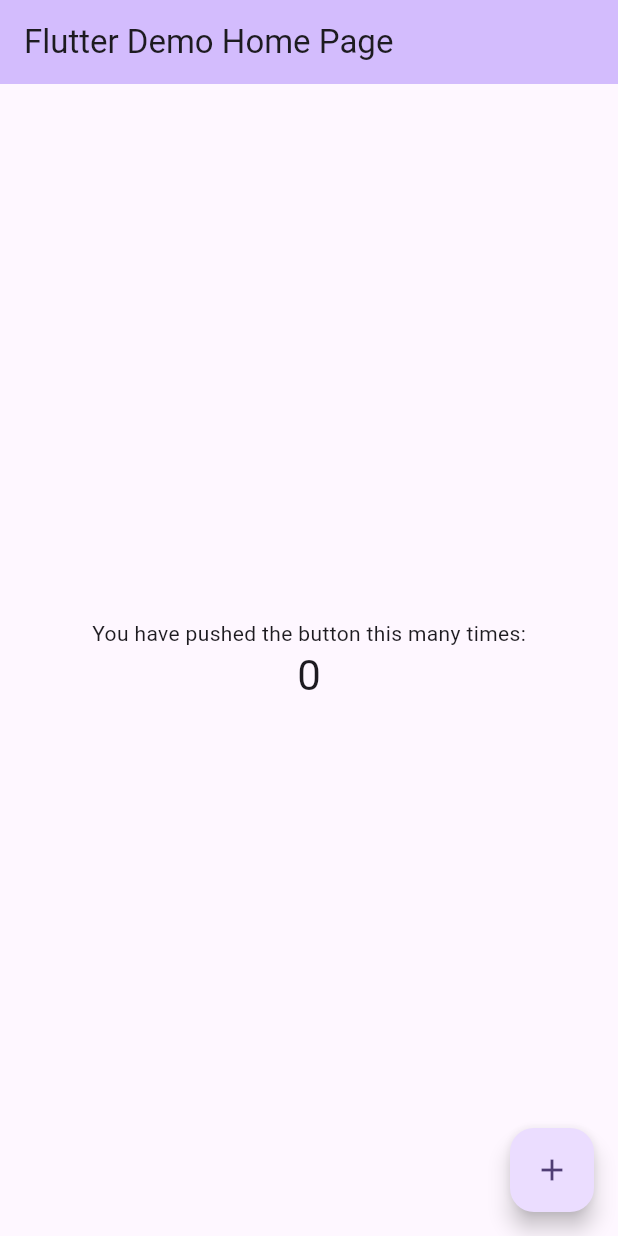
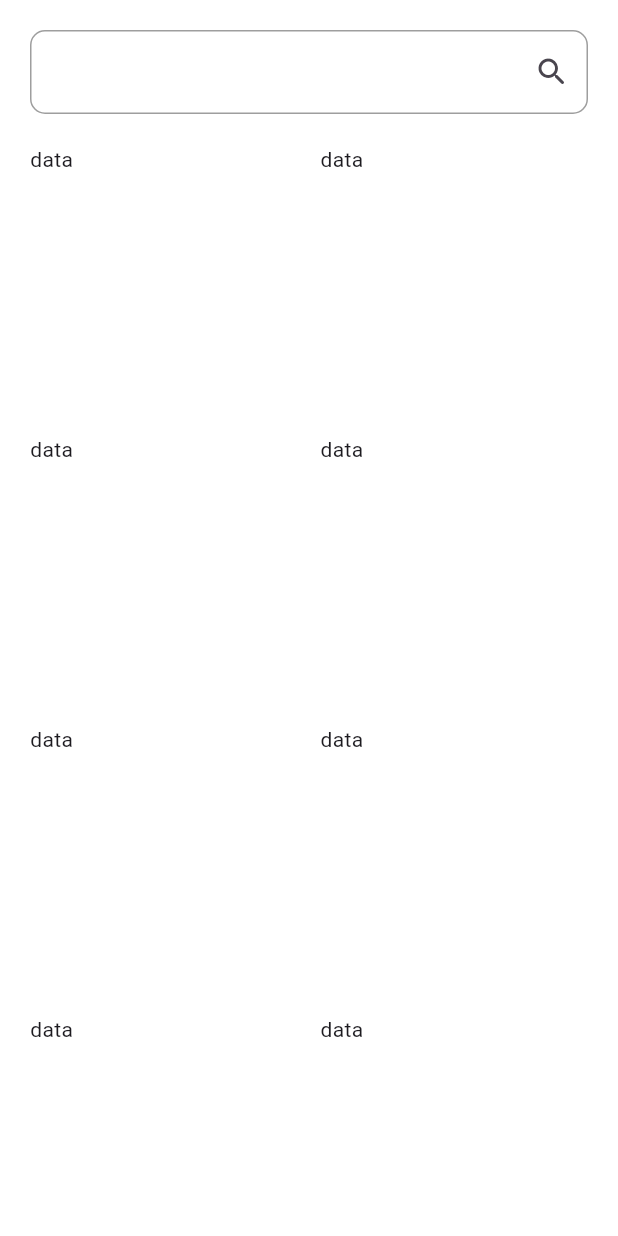
Before and after one commit to helljh/modu-3-flutter-image-search-app, a Flutter app: the screen it shows after launch, on a phone screen of 412 x 824 dp. Run offline on Flutter 3.47's test engine with Material 3 defaults, Android fonts, the light colour scheme and no system bars; our stand-ins replace go_router.

Commit message:
Feat: SearchScreen 제작 및 router 설정

```diff
--- /dev/null
+++ b/image_search_app/lib/core/routing/router.dart
@@ -0,0 +1,10 @@
+import 'package:go_router/go_router.dart';
+import 'package:image_search_app/core/routing/routes.dart';
+import 'package:image_search_app/presentation/search/search_screen.dart';
+
+final router = GoRouter(
+  initialLocation: Routes.search,
+  routes: [
+    GoRoute(path: Routes.search, builder: (context, state) => SearchScreen()),
+  ],
+);
--- /dev/null
+++ b/image_search_app/lib/core/routing/routes.dart
@@ -0,0 +1,3 @@
+abstract class Routes {
+  static const search = '/';
+}
--- a/image_search_app/lib/main.dart
+++ b/image_search_app/lib/main.dart
@@ -1,4 +1,5 @@
 import 'package:flutter/material.dart';
+import 'package:image_search_app/core/routing/router.dart';
 
 void main() {
   runApp(const MyApp());
@@ -10,113 +11,14 @@ class MyApp extends StatelessWidget {
   // This widget is the root of your application.
   @override
   Widget build(BuildContext context) {
-    return MaterialApp(
+    return MaterialApp.router(
+      debugShowCheckedModeBanner: false,
+      routerConfig: router,
       title: 'Flutter Demo',
       theme: ThemeData(
-        // This is the theme of your application.
-        //
-        // TRY THIS: Try running your application with "flutter run". You'll see
-        // the application has a purple toolbar. Then, without quitting the app,
-        // try changing the seedColor in the colorScheme below to Colors.green
-        // and then invoke "hot reload" (save your changes or press the "hot
-        // reload" button in a Flutter-supported IDE, or press "r" if you used
-        // the command line to start the app).
-        //
-        // Notice that the counter didn't reset back to zero; the application
-        // state is not lost during the reload. To reset the state, use hot
-        // restart instead.
-        //
-        // This works for code too, not just values: Most code changes can be
-        // tested with just a hot reload.
+        scaffoldBackgroundColor: Colors.white,
         colorScheme: ColorScheme.fromSeed(seedColor: Colors.deepPurple),
       ),
-      home: const MyHomePage(title: 'Flutter Demo Home Page'),
     );
   }
 }
-
-class MyHomePage extends StatefulWidget {
-  const MyHomePage({super.key, required this.title});
-
-  // This widget is the home page of your application. It is stateful, meaning
-  // that it has a State object (defined below) that contains fields that affect
-  // how it looks.
-
-  // This class is the configuration for the state. It holds the values (in this
-  // case the title) provided by the parent (in this case the App widget) and
-  // used by the build method of the State. Fields in a Widget subclass are
-  // always marked "final".
-
-  final String title;
-
-  @override
-  State<MyHomePage> createState() => _MyHomePageState();
-}
-
-class _MyHomePageState extends State<MyHomePage> {
-  int _counter = 0;
-
-  void _incrementCounter() {
-    setState(() {
-      // This call to setState tells the Flutter framework that something has
-      // changed in this State, which causes it to rerun the build method below
-      // so that the display can reflect the updated values. If we changed
-      // _counter without calling setState(), then the build method would not be
-      // called again, and so nothing would appear to happen.
-      _counter++;
-    });
-  }
-
-  @override
-  Widget build(BuildContext context) {
-    // This method is rerun every time setState is called, for instance as done
-    // by the _incrementCounter method above.
-    //
-    // The Flutter framework has been optimized to make rerunning build methods
-    // fast, so that you can just rebuild anything that needs updating rather
-    // than having to individually change instances of widgets.
-    return Scaffold(
-      appBar: AppBar(
-        // TRY THIS: Try changing the color here to a specific color (to
-        // Colors.amber, perhaps?) and trigger a hot reload to see the AppBar
-        // change color while the other colors stay the same.
-        backgroundColor: Theme.of(context).colorScheme.inversePrimary,
-        // Here we take the value from the MyHomePage object that was created by
-        // the App.build method, and use it to set our appbar title.
-        title: Text(widget.title),
-      ),
-      body: Center(
-        // Center is a layout widget. It takes a single child and positions it
-        // in the middle of the parent.
-        child: Column(
-          // Column is also a layout widget. It takes a list of children and
-          // arranges them vertically. By default, it sizes itself to fit its
-          // children horizontally, and tries to be as tall as its parent.
-          //
-          // Column has various properties to control how it sizes itself and
-          // how it positions its children. Here we use mainAxisAlignment to
-          // center the children vertically; the main axis here is the vertical
-          // axis because Columns are vertical (the cross axis would be
-          // horizontal).
-          //
-          // TRY THIS: Invoke "debug painting" (choose the "Toggle Debug Paint"
-          // action in the IDE, or press "p" in the console), to see the
-          // wireframe for each widget.
-          mainAxisAlignment: MainAxisAlignment.center,
-          children: <Widget>[
-            const Text('You have pushed the button this many times:'),
-            Text(
-              '$_counter',
-              style: Theme.of(context).textTheme.headlineMedium,
-            ),
-          ],
-        ),
-      ),
-      floatingActionButton: FloatingActionButton(
-        onPressed: _incrementCounter,
-        tooltip: 'Increment',
-        child: const Icon(Icons.add),
-      ), // This trailing comma makes auto-formatting nicer for build methods.
-    );
-  }
-}
--- /dev/null
+++ b/image_search_app/lib/presentation/search/search_screen.dart
@@ -0,0 +1,52 @@
+import 'package:flutter/material.dart';
+import 'package:image_search_app/ui/color_styles.dart';
+
+class SearchScreen extends StatelessWidget {
+  const SearchScreen({super.key});
+
+  @override
+  Widget build(BuildContext context) {
+    return Scaffold(
+      body: SafeArea(
+        child: Padding(
+          padding: const EdgeInsets.symmetric(horizontal: 20),
+          child: Column(
+            children: [
+              SizedBox(height: 20),
+
+              TextField(
+                style: TextStyle(color: ColorStyles.textColor),
+                onTapUpOutside: (event) => FocusScope.of(context).unfocus(),
+                decoration: InputDecoration(
+                  suffixIcon: Icon(Icons.search_rounded),
+                  enabledBorder: OutlineInputBorder(
+                    borderRadius: BorderRadius.circular(10),
+                    borderSide: BorderSide(color: Colors.black38),
+                  ),
+                  focusedBorder: OutlineInputBorder(
+                    borderRadius: BorderRadius.circular(10),
+                    borderSide: BorderSide(color: ColorStyles.primaryColor),
+                  ),
+                ),
+              ),
+              SizedBox(height: 20),
+              Expanded(
+                child: GridView.builder(
+                  gridDelegate: SliverGridDelegateWithFixedCrossAxisCount(
+                    crossAxisCount: 2,
+                    mainAxisSpacing: 15,
+                    crossAxisSpacing: 15,
+                  ),
+                  itemBuilder: (context, index) {
+                    return Text('data');
+                  },
+                  itemCount: 10,
+                ),
+              ),
+            ],
+          ),
+        ),
+      ),
+    );
+  }
+}
```
Also changed, not shown: 1 other file.
